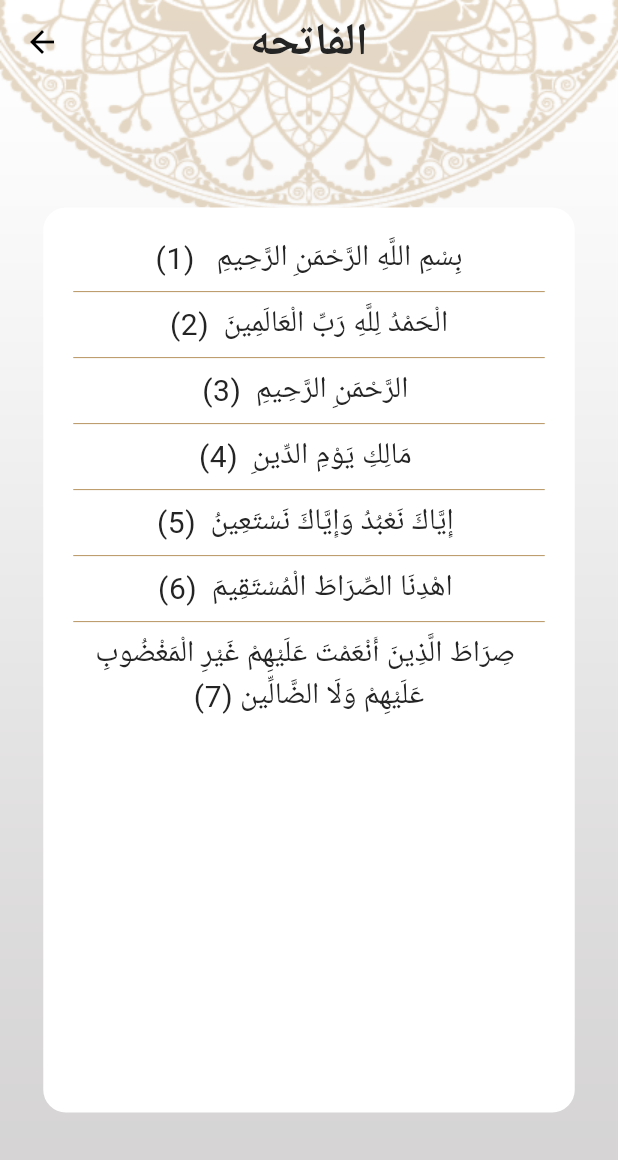
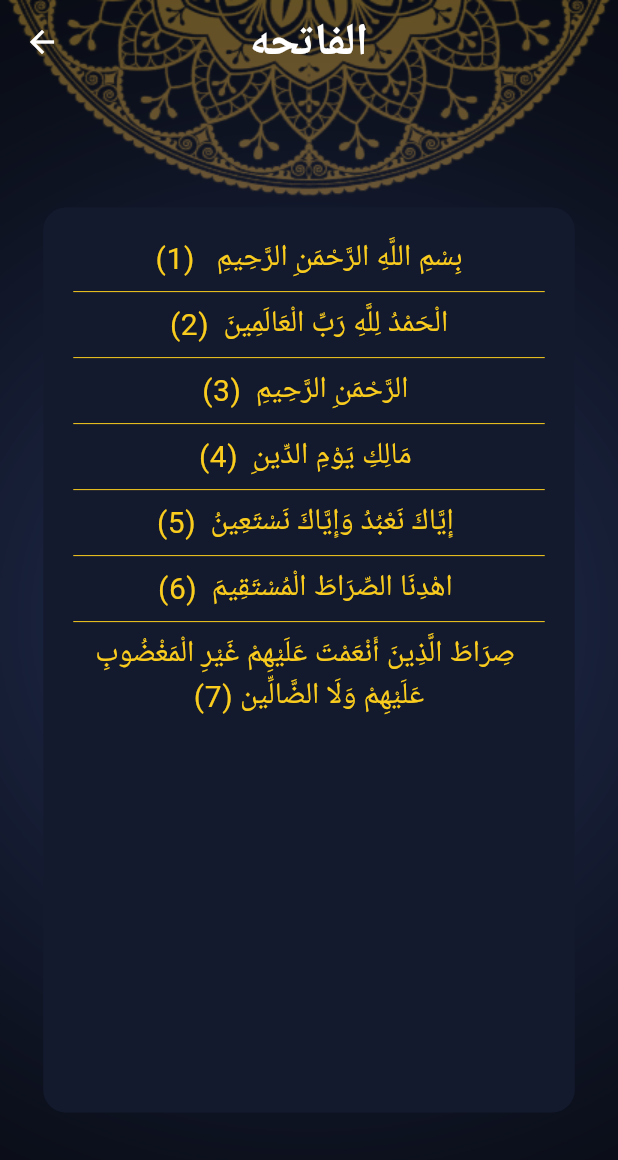
Before and after one commit to sherifHamdyAhmed93/flutter_islamic_app, a Flutter app: the screen it shows after launch, after a tap on "الفاتحه", on a phone screen of 412 x 824 dp. Shown: the top 1160 px of the screen. Run offline on Flutter 3.47's test engine with Material 3 defaults, Android fonts, the light colour scheme and no system bars; our stand-ins replace flutter_native_splash, shared_preferences; generated files the repository leaves out were written again.

Commit message:
Save user choices for language and theme in shared preferences.

```diff
--- a/lib/app_theme.dart
+++ b/lib/app_theme.dart
@@ -42,7 +42,7 @@ class AppTheme{
       showUnselectedLabels: false
     ));
 
-  static final ThemeData darkkTheme = ThemeData(
+  static final ThemeData darkTheme = ThemeData(
       primaryColor: AppColors.darkPrimaryColor,
       scaffoldBackgroundColor: Colors.transparent,
       appBarTheme: AppBarTheme(
--- a/lib/main.dart
+++ b/lib/main.dart
@@ -1,5 +1,6 @@
 import 'package:flutter/material.dart';
 import 'package:flutter_gen/gen_l10n/app_localizations.dart';
+import 'package:flutter_islamic_app/app_theme.dart';
 import 'package:flutter_islamic_app/home_screen.dart';
 import 'package:flutter_islamic_app/provider/app_language_provider.dart';
 import 'package:flutter_islamic_app/provider/app_theme_provider.dart';
@@ -60,7 +61,8 @@ class _MyAppState extends State<MyApp> {
       supportedLocales: AppLocalizations.supportedLocales,
       locale: Locale(langProvider.currentAppLanguage),
       title: 'Quran App',
-      theme: themeProvider.getCurrentAppTheme(),
+      theme: AppTheme.lightTheme,
+      darkTheme: AppTheme.darkTheme,
       themeMode: themeProvider.currentAppTheme,
       initialRoute: HomeScreen.routeName,
       routes: {
--- a/lib/provider/app_language_provider.dart
+++ b/lib/provider/app_language_provider.dart
@@ -1,8 +1,31 @@
 import 'package:flutter/cupertino.dart';
 import 'package:flutter_gen/gen_l10n/app_localizations.dart';
 
+import 'shared_preferences.dart';
+
 class AppLanguageProvider extends ChangeNotifier {
   String currentAppLanguage = 'en';
+  final PreferencesService _preferencesService = PreferencesService();
+
+  AppLanguageProvider() {
+    _loadPreferences();
+  }
+
+  Future<void> _loadPreferences() async {
+    final lang = await _preferencesService.getLang();
+    currentAppLanguage = lang ?? 'en';
+    notifyListeners();
+  }
+
+  void changeAppLanguage(String lang) {
+    if (currentAppLanguage == lang) {
+      return;
+    } else {
+      currentAppLanguage = lang;
+    }
+    _preferencesService.saveLang(currentAppLanguage);
+    notifyListeners();
+  }
 
   bool isCurrentAppLangEn() {
     return currentAppLanguage == 'en';
@@ -13,13 +36,4 @@ class AppLanguageProvider extends ChangeNotifier {
         ? "${AppLocalizations.of(context)!.english}"
         : "${AppLocalizations.of(context)!.arabic}";
   }
-
-  void changeAppLanguage(String lang) {
-    if (currentAppLanguage == lang) {
-      return;
-    } else {
-      currentAppLanguage = lang;
-    }
-    notifyListeners();
-  }
 }
--- a/lib/provider/app_theme_provider.dart
+++ b/lib/provider/app_theme_provider.dart
@@ -3,9 +3,32 @@ import 'package:flutter_gen/gen_l10n/app_localizations.dart';
 import 'package:flutter_islamic_app/app_colors.dart';
 
 import '../app_theme.dart';
+import 'shared_preferences.dart';
 
 class AppThemeProvider extends ChangeNotifier {
   ThemeMode currentAppTheme = ThemeMode.light;
+  final PreferencesService _preferencesService = PreferencesService();
+
+  AppThemeProvider() {
+    _loadPreferences();
+  }
+
+  Future<void> _loadPreferences() async {
+    final theme = await _preferencesService.getTheme();
+    currentAppTheme = theme == 'light' ? ThemeMode.light : ThemeMode.dark;
+    notifyListeners();
+  }
+
+  void changeAppTheme(ThemeMode mode) {
+    if (currentAppTheme == mode) {
+      return;
+    } else {
+      currentAppTheme = mode;
+    }
+    _preferencesService
+        .saveTheme(currentAppTheme == ThemeMode.light ? 'light' : 'dark');
+    notifyListeners();
+  }
 
   bool isCurrentAppThemeLight() {
     return currentAppTheme == ThemeMode.light;
@@ -14,7 +37,7 @@ class AppThemeProvider extends ChangeNotifier {
   ThemeData getCurrentAppTheme() {
     return currentAppTheme == ThemeMode.light
         ? AppTheme.lightTheme
-        : AppTheme.darkkTheme;
+        : AppTheme.darkTheme;
   }
 
   String getBackgroundImage() {
@@ -64,13 +87,4 @@ class AppThemeProvider extends ChangeNotifier {
         ? "${AppLocalizations.of(context)!.day_mode}"
         : "${AppLocalizations.of(context)!.night_mode}";
   }
-
-  void changeAppTheme(ThemeMode mode) {
-    if (currentAppTheme == mode) {
-      return;
-    } else {
-      currentAppTheme = mode;
-    }
-    notifyListeners();
-  }
 }
--- /dev/null
+++ b/lib/provider/shared_preferences.dart
@@ -0,0 +1,26 @@
+import 'package:shared_preferences/shared_preferences.dart';
+
+class PreferencesService {
+  static const String themeKey = 'app_theme';
+  static const String langKey = 'app_lang';
+
+  Future<void> saveTheme(String theme) async {
+    final prefs = await SharedPreferences.getInstance();
+    await prefs.setString(themeKey, theme);
+  }
+
+  Future<String?> getTheme() async {
+    final prefs = await SharedPreferences.getInstance();
+    return prefs.getString(themeKey);
+  }
+
+  Future<void> saveLang(String lang) async {
+    final prefs = await SharedPreferences.getInstance();
+    await prefs.setString(langKey, lang);
+  }
+
+  Future<String?> getLang() async {
+    final prefs = await SharedPreferences.getInstance();
+    return prefs.getString(langKey);
+  }
+}
--- a/pubspec.yaml
+++ b/pubspec.yaml
@@ -50,6 +50,7 @@ dev_dependencies:
   # rules and activating additional ones.
   flutter_lints: ^2.0.0
   flutter_native_splash: ^2.3.7
+  shared_preferences: ^2.2.3
 
 flutter_native_splash:
   background_image: "assets/images/splash_screen.png"
```
Also changed, not shown: pubspec.lock, 2 other files.
